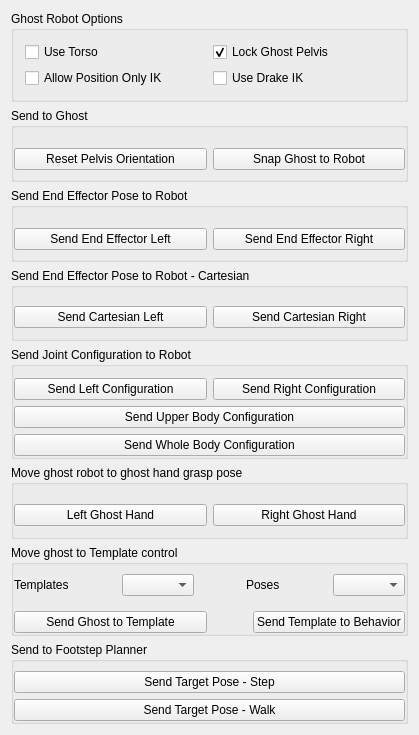
First picture: the form in vigir_ocs_ghost_control_widget/src/ui/ghost_control_widget.ui, repository team-vigir/vigir_ocs_common, before the edit.
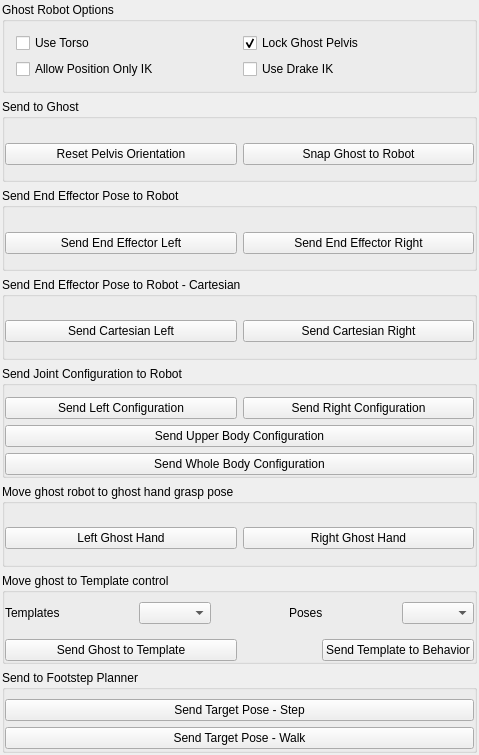
Second picture: the form after the edit.

```diff
--- a/vigir_ocs_ghost_control_widget/src/ui/ghost_control_widget.ui
+++ b/vigir_ocs_ghost_control_widget/src/ui/ghost_control_widget.ui
@@ -6,20 +6,32 @@
    <rect>
     <x>0</x>
     <y>0</y>
-    <width>419</width>
-    <height>735</height>
+    <width>479</width>
+    <height>755</height>
    </rect>
   </property>
   <property name="minimumSize">
    <size>
-    <width>419</width>
-    <height>702</height>
+    <width>479</width>
+    <height>755</height>
    </size>
   </property>
   <property name="windowTitle">
    <string>GhostControlWidget</string>
   </property>
   <layout class="QGridLayout" name="gridLayout_7">
+   <property name="leftMargin">
+    <number>2</number>
+   </property>
+   <property name="topMargin">
+    <number>2</number>
+   </property>
+   <property name="rightMargin">
+    <number>2</number>
+   </property>
+   <property name="bottomMargin">
+    <number>2</number>
+   </property>
    <item row="4" column="0">
     <widget class="QGroupBox" name="groupBox_2">
      <property name="title">
```
